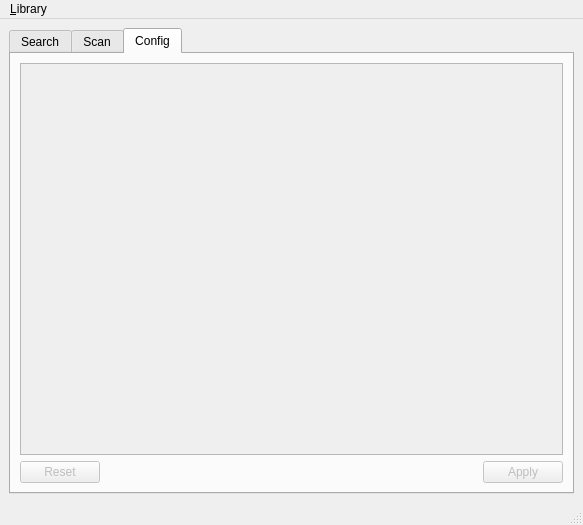
The window that edocuments/ui/main.ui (sbrunner/edocuments) describes before a commit, drawn with Qt 5.
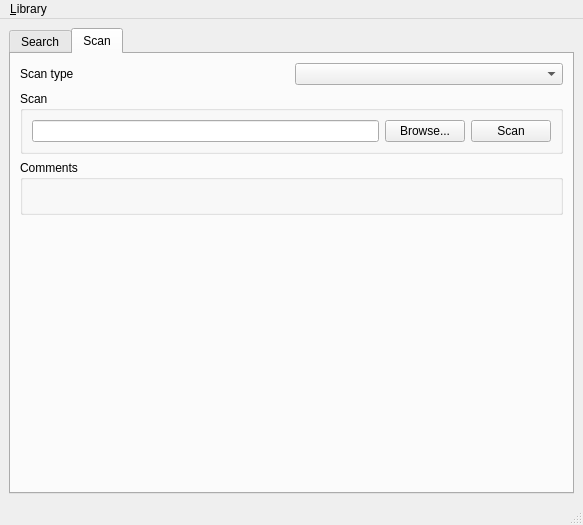
The same window after the commit. The open tabs and pages were chosen to show the change.

Commit message: Update the readme, remove settings

```diff
--- a/edocuments/ui/main.ui
+++ b/edocuments/ui/main.ui
@@ -155,26 +155,6 @@
         </item>
        </layout>
       </widget>
-      <widget class="QWidget" name="config">
-       <property name="enabled">
-        <bool>false</bool>
-       </property>
-       <attribute name="title">
-        <string>Config</string>
-       </attribute>
-       <layout class="QVBoxLayout" name="verticalLayout_3">
-        <item>
-         <widget class="QPlainTextEdit" name="config_yaml"/>
-        </item>
-        <item>
-         <widget class="QDialogButtonBox" name="buttonBox">
-          <property name="standardButtons">
-           <set>QDialogButtonBox::Apply|QDialogButtonBox::Reset</set>
-          </property>
-         </widget>
-        </item>
-       </layout>
-      </widget>
      </widget>
     </item>
    </layout>
```
Left out of the diff: 2 changed lines with no effect on the pictures. The commit also changes 1 other file.
